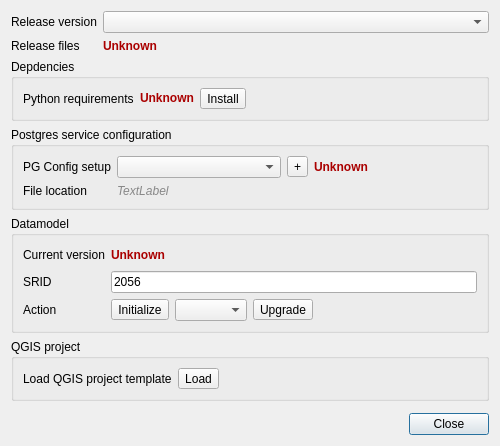
This is qgepplugin/ui/qgepdatamodeldialog.ui in QGEP/qgepplugin as Qt 5 draws it before an edit. The edited form follows.
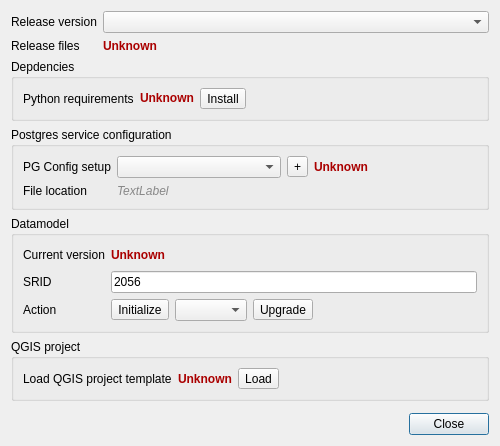
This is the edited form.

What changed in the file:
```diff
--- a/qgepplugin/ui/qgepdatamodeldialog.ui
+++ b/qgepplugin/ui/qgepdatamodeldialog.ui
@@ -241,6 +241,41 @@
       <string>QGIS project</string>
      </property>
      <layout class="QFormLayout" name="formLayout_2">
+      <item row="0" column="1">
+       <layout class="QHBoxLayout" name="horizontalLayout_5">
+        <item>
+         <widget class="QLabel" name="projectCheckLabel">
+          <property name="styleSheet">
+           <string notr="true">color: rgb(170, 0, 0);
+font-weight: bold;</string>
+          </property>
+          <property name="text">
+           <string>Unknown</string>
+          </property>
+         </widget>
+        </item>
+        <item>
+         <widget class="QToolButton" name="loadProjectButton">
+          <property name="text">
+           <string>Load</string>
+          </property>
+         </widget>
+        </item>
+        <item>
+         <spacer name="horizontalSpacer_4">
+          <property name="orientation">
+           <enum>Qt::Horizontal</enum>
+          </property>
+          <property name="sizeHint" stdset="0">
+           <size>
+            <width>40</width>
+            <height>20</height>
+           </size>
+          </property>
+         </spacer>
+        </item>
+       </layout>
+      </item>
       <item row="0" column="0">
        <widget class="QLabel" name="label_3">
         <property name="text">
@@ -248,13 +283,6 @@
         </property>
        </widget>
       </item>
-      <item row="0" column="1">
-       <widget class="QToolButton" name="loadProjectButton">
-        <property name="text">
-         <string>Load</string>
-        </property>
-       </widget>
-      </item>
      </layout>
     </widget>
    </item>
```
